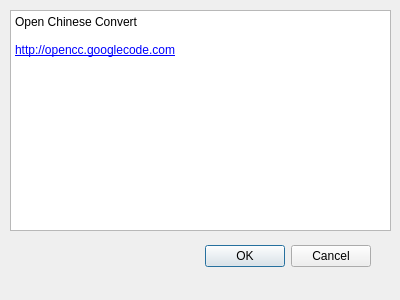
This is aboutdialog.ui in BYVoid/opencc-gui as Qt 5 draws it before an edit. The edited form follows.
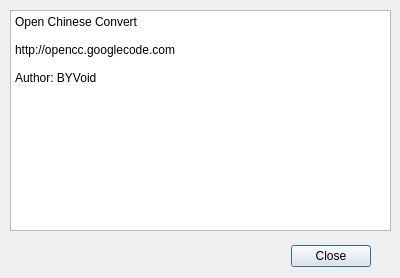
This is the edited form.

Commit message: Add convert file dialog.

```diff
--- a/aboutdialog.ui
+++ b/aboutdialog.ui
@@ -7,7 +7,7 @@
     <x>0</x>
     <y>0</y>
     <width>400</width>
-    <height>300</height>
+    <height>278</height>
    </rect>
   </property>
   <property name="windowTitle">
@@ -26,10 +26,10 @@
     <enum>Qt::Horizontal</enum>
    </property>
    <property name="standardButtons">
-    <set>QDialogButtonBox::Cancel|QDialogButtonBox::Ok</set>
+    <set>QDialogButtonBox::Close</set>
    </property>
   </widget>
-  <widget class="QTextBrowser" name="textBrowser">
+  <widget class="QPlainTextEdit" name="plainTextEdit">
    <property name="geometry">
     <rect>
      <x>10</x>
@@ -38,17 +38,15 @@
      <height>221</height>
     </rect>
    </property>
-   <property name="horizontalScrollBarPolicy">
-    <enum>Qt::ScrollBarAlwaysOff</enum>
+   <property name="readOnly">
+    <bool>true</bool>
    </property>
-   <property name="html">
-    <string>&lt;!DOCTYPE HTML PUBLIC &quot;-//W3C//DTD HTML 4.0//EN&quot; &quot;http://www.w3.org/TR/REC-html40/strict.dtd&quot;&gt;
-&lt;html&gt;&lt;head&gt;&lt;meta name=&quot;qrichtext&quot; content=&quot;1&quot; /&gt;&lt;style type=&quot;text/css&quot;&gt;
-p, li { white-space: pre-wrap; }
-&lt;/style&gt;&lt;/head&gt;&lt;body style=&quot; font-family:'SimSun'; font-size:9pt; font-weight:400; font-style:normal;&quot;&gt;
-&lt;p style=&quot; margin-top:0px; margin-bottom:0px; margin-left:0px; margin-right:0px; -qt-block-indent:0; text-indent:0px;&quot;&gt;Open Chinese Convert&lt;/p&gt;
-&lt;p style=&quot;-qt-paragraph-type:empty; margin-top:0px; margin-bottom:0px; margin-left:0px; margin-right:0px; -qt-block-indent:0; text-indent:0px;&quot;&gt;&lt;/p&gt;
-&lt;p style=&quot; margin-top:0px; margin-bottom:0px; margin-left:0px; margin-right:0px; -qt-block-indent:0; text-indent:0px;&quot;&gt;&lt;a href=&quot;http://opencc.googlecode.com&quot;&gt;&lt;span style=&quot; text-decoration: underline; color:#0000ff;&quot;&gt;http://opencc.googlecode.com&lt;/span&gt;&lt;/a&gt;&lt;/p&gt;&lt;/body&gt;&lt;/html&gt;</string>
+   <property name="plainText">
+    <string>Open Chinese Convert
+
+http://opencc.googlecode.com
+
+Author: BYVoid &lt;byvoid.kcp@gmail.com&gt;</string>
    </property>
   </widget>
  </widget>
```
Left out of the diff: 2 changed lines with no effect on the pictures. The commit also changes 9 other files.
